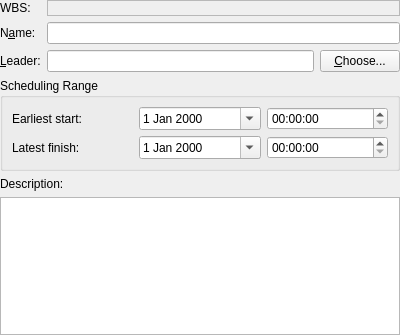
This is kplato/libs/ui/kptmainprojectpanelbase.ui in KDE/calligra as Qt 5 draws it before an edit. The edited form follows.
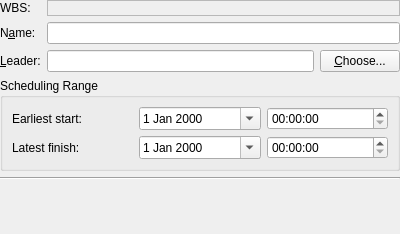
This is the edited form. Custom widgets are drawn as their Qt base class.

Commit message: Mainly ui: i18n strings, remove icons from view selector, tab oreders, buddies, make description rich text editable.

```diff
--- a/kplato/libs/ui/kptmainprojectpanelbase.ui
+++ b/kplato/libs/ui/kptmainprojectpanelbase.ui
@@ -8,7 +8,7 @@
     <x>0</x>
     <y>0</y>
     <width>400</width>
-    <height>335</height>
+    <height>234</height>
    </rect>
   </property>
   <property name="locale">
@@ -175,37 +175,24 @@
     </widget>
    </item>
    <item>
-    <widget class="QLabel" name="textLabel5">
-     <property name="whatsThis">
-      <string>Various notes associated with the project or a project summary.
-
-Here you can enter any additional text you want to be stored with the project. This can for example be a short summary of the project or various notes.</string>
-     </property>
-     <property name="text">
-      <string>Description:</string>
-     </property>
-     <property name="wordWrap">
-      <bool>false</bool>
-     </property>
-     <property name="buddy">
-      <cstring>descriptionfield</cstring>
+    <widget class="Line" name="line">
+     <property name="orientation">
+      <enum>Qt::Horizontal</enum>
      </property>
     </widget>
    </item>
    <item>
-    <widget class="KTextEdit" name="descriptionfield">
-     <property name="sizePolicy">
-      <sizepolicy hsizetype="Expanding" vsizetype="Expanding">
-       <horstretch>0</horstretch>
-       <verstretch>0</verstretch>
-      </sizepolicy>
+    <spacer name="verticalSpacer">
+     <property name="orientation">
+      <enum>Qt::Vertical</enum>
      </property>
-     <property name="whatsThis">
-      <string>A description of the project.
-
-Here you can enter any additional text you want to be stored with the project. This can for example be a short summary of the project or various notes.</string>
+     <property name="sizeHint" stdset="0">
+      <size>
+       <width>20</width>
+       <height>35</height>
+      </size>
      </property>
-    </widget>
+    </spacer>
    </item>
   </layout>
  </widget>
@@ -217,12 +204,6 @@
    <header>klineedit.h</header>
    <container>1</container>
   </customwidget>
-  <customwidget>
-   <class>KTextEdit</class>
-   <extends>QTextEdit</extends>
-   <header>ktextedit.h</header>
-   <container>1</container>
-  </customwidget>
  </customwidgets>
  <tabstops>
   <tabstop>namefield</tabstop>
```
Left out of the diff: 1 changed line with no effect on the pictures. The commit also changes 21 other files.
